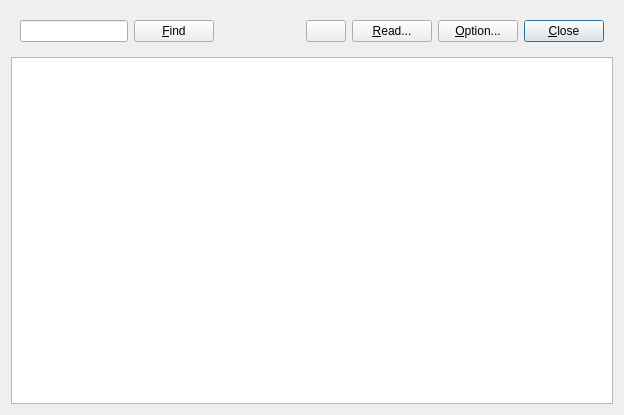
Before: the Qt Designer form app/qtapp/appcmn_qt/viewer.ui in lhuisman/myRTKLIB, drawn with Qt 5.
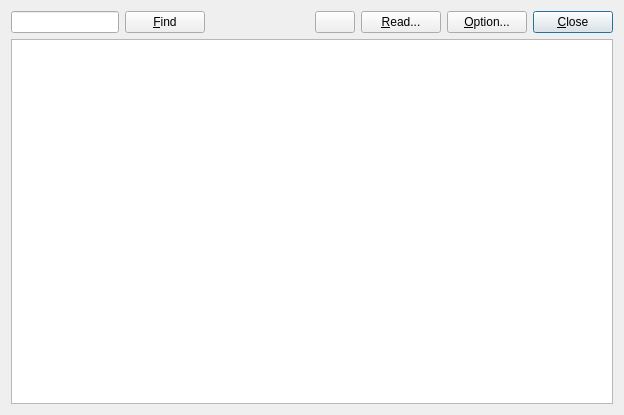
After: the same form once the commit is applied. Icons and pictures are not drawn.

```diff
--- a/app/qtapp/appcmn_qt/viewer.ui
+++ b/app/qtapp/appcmn_qt/viewer.ui
@@ -20,6 +20,18 @@
    <item>
     <widget class="QWidget" name="widget" native="true">
      <layout class="QHBoxLayout" name="horizontalLayout">
+      <property name="leftMargin">
+       <number>0</number>
+      </property>
+      <property name="topMargin">
+       <number>0</number>
+      </property>
+      <property name="rightMargin">
+       <number>0</number>
+      </property>
+      <property name="bottomMargin">
+       <number>0</number>
+      </property>
       <item>
        <widget class="QLineEdit" name="findStr">
         <property name="toolTip">
```
Left out of the diff: 6 changed lines with no effect on the pictures.
